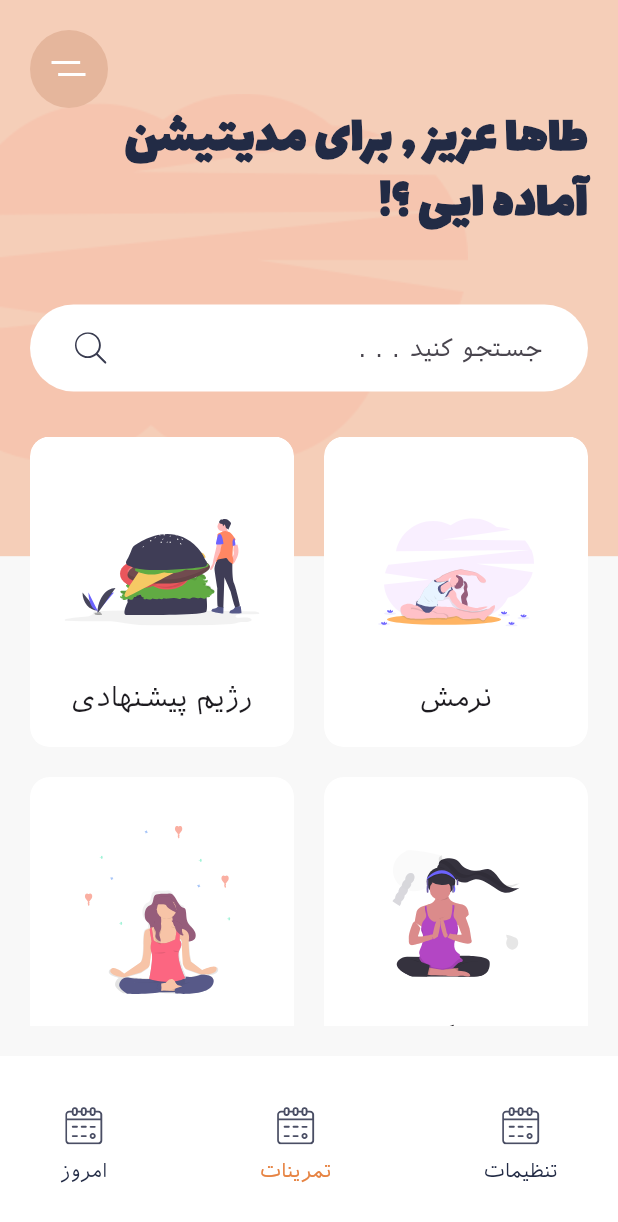
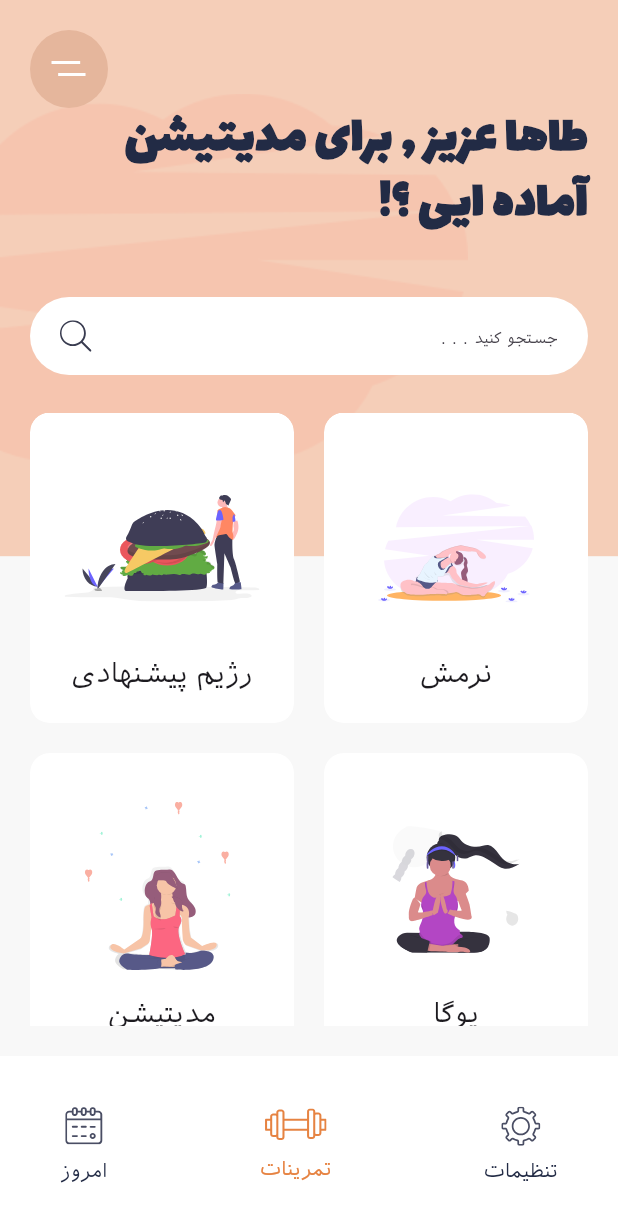
Before and after one commit to thzu0/Meditaion, a Flutter app: the screen it shows after launch, on a phone screen of 412 x 824 dp. Shown: the top 1222 px of the screen. Run offline on Flutter 3.47's test engine with Material 3 defaults, Android fonts, the phone set to English and light mode, and no system bars; our stand-ins replace chewie, flutter_svg, video_player.

Commit message:
complete ui app

```diff
--- /dev/null
+++ b/lib/Screens/home_page.dart
@@ -0,0 +1,108 @@
+import 'package:flutter/material.dart';
+import 'package:flutter_svg/svg.dart';
+import 'package:meditaion_app/Screens/meditation_screen.dart';
+import 'package:meditaion_app/widget/category_widget.dart';
+import 'package:meditaion_app/widget/navbar_widget.dart';
+import 'package:meditaion_app/widget/search_bar_widget.dart';
+
+class HomeScreen extends StatelessWidget {
+  const HomeScreen({super.key});
+
+  @override
+  Widget build(BuildContext context) {
+    Size size = MediaQuery.of(context).size;
+    return Scaffold(
+      bottomNavigationBar: BuildBottomaNavBar(),
+      body: Stack(
+        children: [
+          Container(
+            height: size.height * 0.45,
+            decoration: BoxDecoration(
+              color: Color(0xFFF5CEB8),
+              image: DecorationImage(
+                alignment: Alignment.centerLeft,
+                image: AssetImage('assets/images/undraw_pilates_gpdb.png'),
+              ),
+            ),
+          ),
+          SafeArea(
+            child: Padding(
+              padding: EdgeInsetsGeometry.symmetric(
+                horizontal: 20.0,
+                vertical: 20.0,
+              ),
+              child: Column(
+                crossAxisAlignment: CrossAxisAlignment.end,
+                children: [
+                  Align(
+                    alignment: Alignment.topLeft,
+                    child: Container(
+                      alignment: Alignment.center,
+                      height: 52.0,
+                      width: 52.0,
+                      decoration: BoxDecoration(
+                        shape: BoxShape.circle,
+                        color: Color.fromARGB(255, 229, 182, 156),
+                      ),
+                      child: SvgPicture.asset('assets/icons/menu.svg'),
+                    ),
+                  ),
+                  Text(
+                    'طاها عزیز , برای مدیتیشن \nآماده ایی ؟!',
+                    textAlign: TextAlign.right,
+                    textDirection: TextDirection.rtl,
+                    style: Theme.of(context).textTheme.displaySmall?.copyWith(
+                      fontWeight: FontWeight.w800,
+                      fontFamily: 'Lalezar',
+                      fontSize: 35.0,
+                    ),
+                  ),
+                  const SizedBox(height: 15.0),
+
+                  BuildSearchBar(),
+
+                  Expanded(
+                    child: GridView.count(
+                      childAspectRatio: 0.85,
+                      crossAxisCount: 2,
+                      crossAxisSpacing: 20.0,
+                      mainAxisSpacing: 20.0,
+                      children: [
+                        BuildCategoryCard(
+                          svgSrc: 'assets/icons/Hamburger.svg',
+                          title: 'رژیم پیشنهادی',
+                        ),
+                        BuildCategoryCard(
+                          svgSrc: 'assets/icons/Excrecises.svg',
+                          title: 'نرمش',
+                        ),
+                        BuildCategoryCard(
+                          svgSrc: 'assets/icons/Meditation.svg',
+                          title: 'مدیتیشن',
+                          press: () {
+                            Navigator.push(
+                              context,
+                              MaterialPageRoute(
+                                builder: (context) {
+                                  return const MeditationScreen();
+                                },
+                              ),
+                            );
+                          },
+                        ),
+                        BuildCategoryCard(
+                          svgSrc: 'assets/icons/yoga.svg',
+                          title: 'یوگا',
+                        ),
+                      ],
+                    ),
+                  ),
+                ],
+              ),
+            ),
+          ),
+        ],
+      ),
+    );
+  }
+}
--- a/lib/main.dart
+++ b/lib/main.dart
@@ -1,8 +1,8 @@
 import 'package:flutter/material.dart';
-import 'package:flutter_svg/svg.dart';
+
+import 'package:meditaion_app/Screens/home_page.dart';
+
 import 'package:meditaion_app/constans/constans.dart';
-import 'package:meditaion_app/widget/bottom_nav_items_widget.dart';
-import 'package:meditaion_app/widget/category_widget.dart';
 
 void main() {
   runApp(const MyApp());
@@ -26,138 +26,3 @@ class MyApp extends StatelessWidget {
     );
   }
 }
-
-class HomeScreen extends StatelessWidget {
-  const HomeScreen({super.key});
-
-  @override
-  Widget build(BuildContext context) {
-    Size size = MediaQuery.of(context).size;
-    return Scaffold(
-      bottomNavigationBar: Container(
-        padding: EdgeInsets.symmetric(horizontal: 40.0, vertical: 30.0),
-        height: 120.0,
-        color: Colors.white,
-        child: Row(
-          mainAxisAlignment: MainAxisAlignment.spaceBetween,
-          children: [
-            BuildBottomNavItems(
-              svgSrc: 'assets/icons/calendar.svg',
-              title: 'امروز',
-              isActive: false,
-            ),
-            BuildBottomNavItems(
-              svgSrc: 'assets/icons/calendar.svg',
-              title: 'تمرینات',
-              isActive: true,
-            ),
-            BuildBottomNavItems(
-              svgSrc: 'assets/icons/calendar.svg',
-              title: 'تنظیمات',
-              isActive: false,
-            ),
-          ],
-        ),
-      ),
-      body: Stack(
-        children: [
-          Container(
-            height: size.height * 0.45,
-            decoration: BoxDecoration(
-              color: Color(0xFFF5CEB8),
-              image: DecorationImage(
-                alignment: Alignment.centerLeft,
-                image: AssetImage('assets/images/undraw_pilates_gpdb.png'),
-              ),
-            ),
-          ),
-          SafeArea(
-            child: Padding(
-              padding: EdgeInsetsGeometry.symmetric(
-                horizontal: 20.0,
-                vertical: 20.0,
-              ),
-              child: Column(
-                crossAxisAlignment: CrossAxisAlignment.end,
-                children: [
-                  Align(
-                    alignment: Alignment.topLeft,
-                    child: Container(
-                      alignment: Alignment.center,
-                      height: 52.0,
-                      width: 52.0,
-                      decoration: BoxDecoration(
-                        shape: BoxShape.circle,
-                        color: Color.fromARGB(255, 229, 182, 156),
-                      ),
-                      child: SvgPicture.asset('assets/icons/menu.svg'),
-                    ),
-                  ),
-                  Text(
-                    'طاها عزیز , برای مدیتیشن \nآماده ایی ؟!',
-                    textAlign: TextAlign.right,
-                    textDirection: TextDirection.rtl,
-                    style: Theme.of(context).textTheme.displaySmall?.copyWith(
-                      fontWeight: FontWeight.w800,
-                      fontFamily: 'Lalezar',
-                      fontSize: 35.0,
-                    ),
-                  ),
-                  const SizedBox(height: 15.0),
-                  Container(
-                    margin: EdgeInsets.symmetric(vertical: 30.0),
-                    padding: EdgeInsets.symmetric(
-                      horizontal: 30.0,
-                      vertical: 5.0,
-                    ),
-                    decoration: BoxDecoration(
-                      color: Colors.white,
-                      borderRadius: BorderRadius.circular(29.5),
-                    ),
-                    child: TextField(
-                      textAlign: TextAlign.right,
-                      textDirection: TextDirection.rtl,
-                      decoration: InputDecoration(
-                        border: InputBorder.none,
-                        hintText: '. . . جستجو کنید',
-                        hintStyle: const TextStyle(fontFamily: 'IranSans'),
-                        icon: SvgPicture.asset('assets/icons/search.svg'),
-                      ),
-                    ),
-                  ),
-                  Expanded(
-                    child: GridView.count(
-                      childAspectRatio: 0.85,
-                      crossAxisCount: 2,
-                      crossAxisSpacing: 20.0,
-                      mainAxisSpacing: 20.0,
-                      children: [
-                        BuildCategoryCard(
-                          svgSrc: 'assets/icons/Hamburger.svg',
-                          title: 'رژیم پیشنهادی',
-                        ),
-                        BuildCategoryCard(
-                          svgSrc: 'assets/icons/Excrecises.svg',
-                          title: 'نرمش',
-                        ),
-                        BuildCategoryCard(
-                          svgSrc: 'assets/icons/Meditation.svg',
-                          title: 'مدیتیشن',
-                          press: () {},
-                        ),
-                        BuildCategoryCard(
-                          svgSrc: 'assets/icons/yoga.svg',
-                          title: 'یوگا',
-                        ),
-                      ],
-                    ),
-                  ),
-                ],
-              ),
-            ),
-          ),
-        ],
-      ),
-    );
-  }
-}
```
